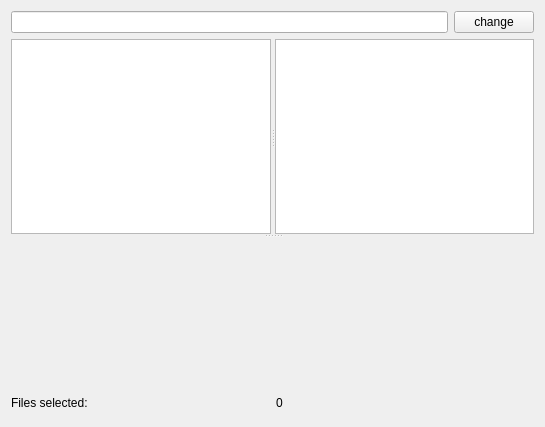
portfors-lab/sparkle, file spikeylab/gui/stim/components/vocal_parameters.ui: the form before one commit.
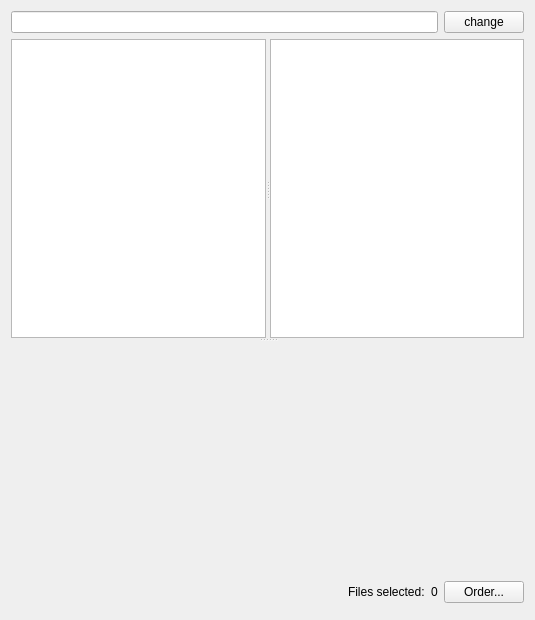
The form after the commit. Custom widgets are drawn as their Qt base class.

Commit message: Added ability to order file auto param

The edit to the form file:
```diff
--- a/spikeylab/gui/stim/components/vocal_parameters.ui
+++ b/spikeylab/gui/stim/components/vocal_parameters.ui
@@ -6,8 +6,8 @@
    <rect>
     <x>0</x>
     <y>0</y>
-    <width>545</width>
-    <height>427</height>
+    <width>535</width>
+    <height>620</height>
    </rect>
   </property>
   <property name="windowTitle">
@@ -68,6 +68,19 @@
    </item>
    <item>
     <layout class="QHBoxLayout" name="horizontalLayout">
+     <item>
+      <spacer name="horizontalSpacer">
+       <property name="orientation">
+        <enum>Qt::Horizontal</enum>
+       </property>
+       <property name="sizeHint" stdset="0">
+        <size>
+         <width>40</width>
+         <height>20</height>
+        </size>
+       </property>
+      </spacer>
+     </item>
      <item>
       <widget class="QLabel" name="label">
        <property name="text">
@@ -82,6 +95,13 @@
        </property>
       </widget>
      </item>
+     <item>
+      <widget class="QPushButton" name="orderBtn">
+       <property name="text">
+        <string>Order...</string>
+       </property>
+      </widget>
+     </item>
     </layout>
    </item>
    <item>
```
Left out of the diff: 26 changed lines with no effect on the pictures. The commit also changes 4 other files.
